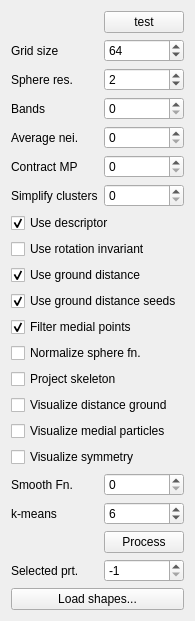
Old version of the form particles/particles-widget.ui in the repository ialhashim/ddtt-dev.
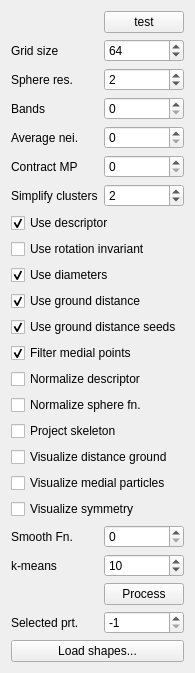
New version of the form.

Commit message: [particles] more experiments on segmentation.

```diff
--- a/particles/particles-widget.ui
+++ b/particles/particles-widget.ui
@@ -6,22 +6,29 @@
    <rect>
     <x>0</x>
     <y>0</y>
-    <width>179</width>
-    <height>610</height>
+    <width>194</width>
+    <height>634</height>
    </rect>
   </property>
   <property name="windowTitle">
    <string>Particles</string>
   </property>
   <layout class="QGridLayout" name="gridLayout">
-   <item row="21" column="1">
+   <item row="23" column="1">
     <widget class="QPushButton" name="processShapesButton">
      <property name="text">
       <string>Process</string>
      </property>
     </widget>
    </item>
-   <item row="13" column="0" colspan="2">
+   <item row="5" column="0">
+    <widget class="QLabel" name="label_6">
+     <property name="text">
+      <string>Contract MP</string>
+     </property>
+    </widget>
+   </item>
+   <item row="15" column="0" colspan="2">
     <widget class="QCheckBox" name="normalizeSphereFn">
      <property name="text">
       <string>Normalize sphere fn.</string>
@@ -41,14 +48,7 @@
      </property>
     </widget>
    </item>
-   <item row="5" column="0">
-    <widget class="QLabel" name="label_6">
-     <property name="text">
-      <string>Contract MP</string>
-     </property>
-    </widget>
-   </item>
-   <item row="12" column="0" colspan="2">
+   <item row="13" column="0" colspan="2">
     <widget class="QCheckBox" name="filterMedialPoints">
      <property name="text">
       <string>Filter medial points</string>
@@ -59,71 +59,20 @@
     </widget>
    </item>
    <item row="20" column="0">
-    <widget class="QLabel" name="label_4">
+    <widget class="QLabel" name="fnSmoothItersLabel">
      <property name="text">
-      <string>k-means</string>
+      <string>Smooth Fn.</string>
      </property>
     </widget>
    </item>
-   <item row="20" column="1">
-    <widget class="QSpinBox" name="kclusters">
-     <property name="minimum">
-      <number>1</number>
-     </property>
-     <property name="maximum">
-      <number>120</number>
-     </property>
-     <property name="value">
-      <number>6</number>
-     </property>
-    </widget>
-   </item>
-   <item row="8" column="0" colspan="2">
-    <widget class="QCheckBox" name="useRotationInv">
-     <property name="text">
-      <string>Use rotation invariant</string>
-     </property>
-    </widget>
-   </item>
-   <item row="16" column="0" colspan="2">
-    <widget class="QCheckBox" name="showMedial">
-     <property name="text">
-      <string>Visualize medial particles</string>
-     </property>
-    </widget>
-   </item>
-   <item row="15" column="0" colspan="2">
+   <item row="17" column="0" colspan="2">
     <widget class="QCheckBox" name="showDistGround">
      <property name="text">
       <string>Visualize distance ground</string>
      </property>
     </widget>
    </item>
-   <item row="10" column="0" colspan="2">
-    <widget class="QCheckBox" name="useGroundDist">
-     <property name="text">
-      <string>Use ground distance</string>
-     </property>
-     <property name="checked">
-      <bool>true</bool>
-     </property>
-    </widget>
-   </item>
-   <item row="3" column="0">
-    <widget class="QLabel" name="label_5">
-     <property name="text">
-      <string>Bands</string>
-     </property>
-    </widget>
-   </item>
-   <item row="17" column="0" colspan="2">
-    <widget class="QCheckBox" name="showSymmetry">
-     <property name="text">
-      <string>Visualize symmetry</string>
-     </property>
-    </widget>
-   </item>
-   <item row="22" column="1">
+   <item row="24" column="1">
     <widget class="QSpinBox" name="selectedParticle">
      <property name="minimum">
       <number>-1</number>
@@ -136,82 +85,135 @@
      </property>
     </widget>
    </item>
-   <item row="18" column="1">
+   <item row="22" column="1">
+    <widget class="QSpinBox" name="kclusters">
+     <property name="minimum">
+      <number>1</number>
+     </property>
+     <property name="maximum">
+      <number>120</number>
+     </property>
+     <property name="value">
+      <number>10</number>
+     </property>
+    </widget>
+   </item>
+   <item row="19" column="0" colspan="2">
+    <widget class="QCheckBox" name="showSymmetry">
+     <property name="text">
+      <string>Visualize symmetry</string>
+     </property>
+    </widget>
+   </item>
+   <item row="2" column="1">
+    <widget class="QSpinBox" name="sphereResolution">
+     <property name="maximum">
+      <number>12</number>
+     </property>
+     <property name="value">
+      <number>2</number>
+     </property>
+    </widget>
+   </item>
+   <item row="20" column="1">
     <widget class="QSpinBox" name="fnSmoothIters">
      <property name="maximum">
       <number>200</number>
      </property>
     </widget>
    </item>
-   <item row="23" column="0" colspan="2">
-    <widget class="QPushButton" name="loadShapes">
+   <item row="2" column="0">
+    <widget class="QLabel" name="label_3">
      <property name="text">
-      <string>Load shapes...</string>
+      <string>Sphere res.</string>
      </property>
     </widget>
    </item>
-   <item row="14" column="0" colspan="2">
-    <widget class="QCheckBox" name="projectSkeleton">
-     <property name="text">
-      <string>Project skeleton</string>
+   <item row="4" column="1">
+    <widget class="QSpinBox" name="avgNeighIters">
+     <property name="value">
+      <number>0</number>
      </property>
     </widget>
    </item>
-   <item row="22" column="0">
+   <item row="24" column="0">
     <widget class="QLabel" name="label">
      <property name="text">
       <string>Selected prt.</string>
      </property>
     </widget>
    </item>
-   <item row="3" column="1">
-    <widget class="QSpinBox" name="bands">
+   <item row="11" column="0" colspan="2">
+    <widget class="QCheckBox" name="useGroundDist">
+     <property name="text">
+      <string>Use ground distance</string>
+     </property>
+     <property name="checked">
+      <bool>true</bool>
+     </property>
+    </widget>
+   </item>
+   <item row="1" column="1">
+    <widget class="QSpinBox" name="gridsize">
      <property name="minimum">
-      <number>0</number>
+      <number>8</number>
      </property>
      <property name="maximum">
-      <number>120</number>
+      <number>1024</number>
      </property>
      <property name="value">
-      <number>0</number>
-     </property>
-    </widget>
-   </item>
-   <item row="0" column="1">
-    <widget class="QPushButton" name="testButton">
-     <property name="text">
-      <string>test</string>
+      <number>64</number>
      </property>
     </widget>
    </item>
    <item row="5" column="1">
     <widget class="QSpinBox" name="contractMedial"/>
    </item>
-   <item row="1" column="0">
-    <widget class="QLabel" name="label_2">
+   <item row="9" column="0" colspan="2">
+    <widget class="QCheckBox" name="useDiameter">
      <property name="text">
-      <string>Grid size</string>
+      <string>Use diameters</string>
      </property>
+     <property name="checked">
+      <bool>true</bool>
+     </property>
     </widget>
    </item>
-   <item row="2" column="0">
-    <widget class="QLabel" name="label_3">
+   <item row="18" column="0" colspan="2">
+    <widget class="QCheckBox" name="showMedial">
      <property name="text">
-      <string>Sphere res.</string>
+      <string>Visualize medial particles</string>
      </property>
     </widget>
    </item>
-   <item row="2" column="1">
-    <widget class="QSpinBox" name="sphereResolution">
+   <item row="25" column="0" colspan="2">
+    <widget class="QPushButton" name="loadShapes">
+     <property name="text">
+      <string>Load shapes...</string>
+     </property>
+    </widget>
+   </item>
+   <item row="3" column="1">
+    <widget class="QSpinBox" name="bands">
+     <property name="minimum">
+      <number>0</number>
+     </property>
      <property name="maximum">
-      <number>12</number>
+      <number>120</number>
      </property>
+     <property name="value">
+      <number>0</number>
+     </property>
+    </widget>
+   </item>
+   <item row="6" column="1">
+    <widget class="QSpinBox" name="simplifyCluster">
      <property name="value">
       <number>2</number>
      </property>
     </widget>
    </item>
-   <item row="24" column="1">
+   <item row="26" column="1">
     <spacer name="verticalSpacer">
      <property name="orientation">
       <enum>Qt::Vertical</enum>
@@ -224,53 +226,6 @@
      </property>
     </spacer>
    </item>
-   <item row="11" column="0" colspan="2">
-    <widget class="QCheckBox" name="useGroundDistSeed">
-     <property name="text">
-      <string>Use ground distance seeds</string>
-     </property>
-     <property name="checked">
-      <bool>true</bool>
-     </property>
-    </widget>
-   </item>
-   <item row="18" column="0">
-    <widget class="QLabel" name="fnSmoothItersLabel">
-     <property name="text">
-      <string>Smooth Fn.</string>
-     </property>
-    </widget>
-   </item>
-   <item row="4" column="1">
-    <widget class="QSpinBox" name="avgNeighIters">
-     <property name="value">
-      <number>0</number>
-     </property>
-    </widget>
-   </item>
-   <item row="4" column="0">
-    <widget class="QLabel" name="avgNeighItersLabel">
-     <property name="text">
-      <string>Average nei.</string>
-     </property>
-    </widget>
-   </item>
-   <item row="1" column="1">
-    <widget class="QSpinBox" name="gridsize">
-     <property name="minimum">
-      <number>8</number>
-     </property>
-     <property name="maximum">
-      <number>1024</number>
-     </property>
-     <property name="value">
-      <number>64</number>
-     </property>
-    </widget>
-   </item>
-   <item row="6" column="1">
-    <widget class="QSpinBox" name="simplifyCluster"/>
-   </item>
    <item row="6" column="0">
     <widget class="QLabel" name="simplifyClusterLabel">
      <property name="text">
@@ -278,6 +233,75 @@
      </property>
     </widget>
    </item>
+   <item row="4" column="0">
+    <widget class="QLabel" name="avgNeighItersLabel">
+     <property name="text">
+      <string>Average nei.</string>
+     </property>
+    </widget>
+   </item>
+   <item row="8" column="0" colspan="2">
+    <widget class="QCheckBox" name="useRotationInv">
+     <property name="text">
+      <string>Use rotation invariant</string>
+     </property>
+    </widget>
+   </item>
+   <item row="1" column="0">
+    <widget class="QLabel" name="label_2">
+     <property name="text">
+      <string>Grid size</string>
+     </property>
+    </widget>
+   </item>
+   <item row="12" column="0" colspan="2">
+    <widget class="QCheckBox" name="useGroundDistSeed">
+     <property name="text">
+      <string>Use ground distance seeds</string>
+     </property>
+     <property name="checked">
+      <bool>true</bool>
+     </property>
+    </widget>
+   </item>
+   <item row="0" column="1">
+    <widget class="QPushButton" name="testButton">
+     <property name="text">
+      <string>test</string>
+     </property>
+    </widget>
+   </item>
+   <item row="3" column="0">
+    <widget class="QLabel" name="label_5">
+     <property name="text">
+      <string>Bands</string>
+     </property>
+    </widget>
+   </item>
+   <item row="22" column="0">
+    <widget class="QLabel" name="label_4">
+     <property name="text">
+      <string>k-means</string>
+     </property>
+    </widget>
+   </item>
+   <item row="16" column="0" colspan="2">
+    <widget class="QCheckBox" name="projectSkeleton">
+     <property name="text">
+      <string>Project skeleton</string>
+     </property>
+    </widget>
+   </item>
+   <item row="14" column="0" colspan="2">
+    <widget class="QCheckBox" name="normalizeDesc">
+     <property name="text">
+      <string>Normalize descriptor</string>
+     </property>
+     <property name="checked">
+      <bool>false</bool>
+     </property>
+    </widget>
+   </item>
   </layout>
  </widget>
  <resources/>
```
The commit also changes 3 other files.
